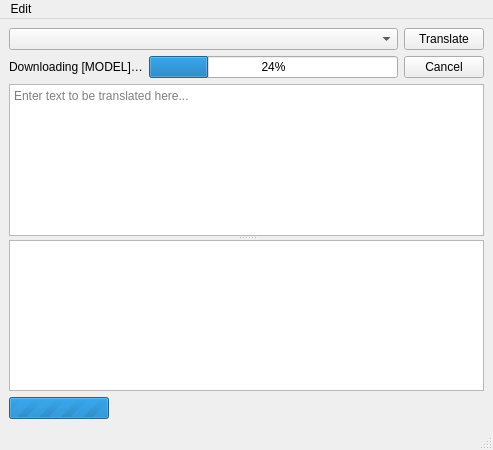
Qt form src/mainwindow.ui (XapaJIaMnu/translateLocally) before a commit.
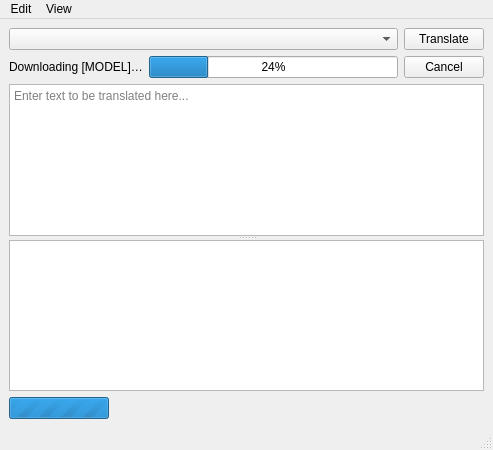
The same form after that commit.

Diff of the .ui file:
```diff
--- a/src/mainwindow.ui
+++ b/src/mainwindow.ui
@@ -191,7 +191,15 @@
     <addaction name="separator"/>
     <addaction name="fontAction"/>
    </widget>
+   <widget class="QMenu" name="menuView">
+    <property name="title">
+     <string>View</string>
+    </property>
+    <addaction name="actionSplit_Horizontally"/>
+    <addaction name="actionSplit_Vertically"/>
+   </widget>
    <addaction name="menuEdit"/>
+   <addaction name="menuView"/>
   </widget>
   <widget class="QStatusBar" name="statusbar"/>
   <action name="translateAction">
```
Left out of the diff: 22 changed lines with no effect on the pictures.
